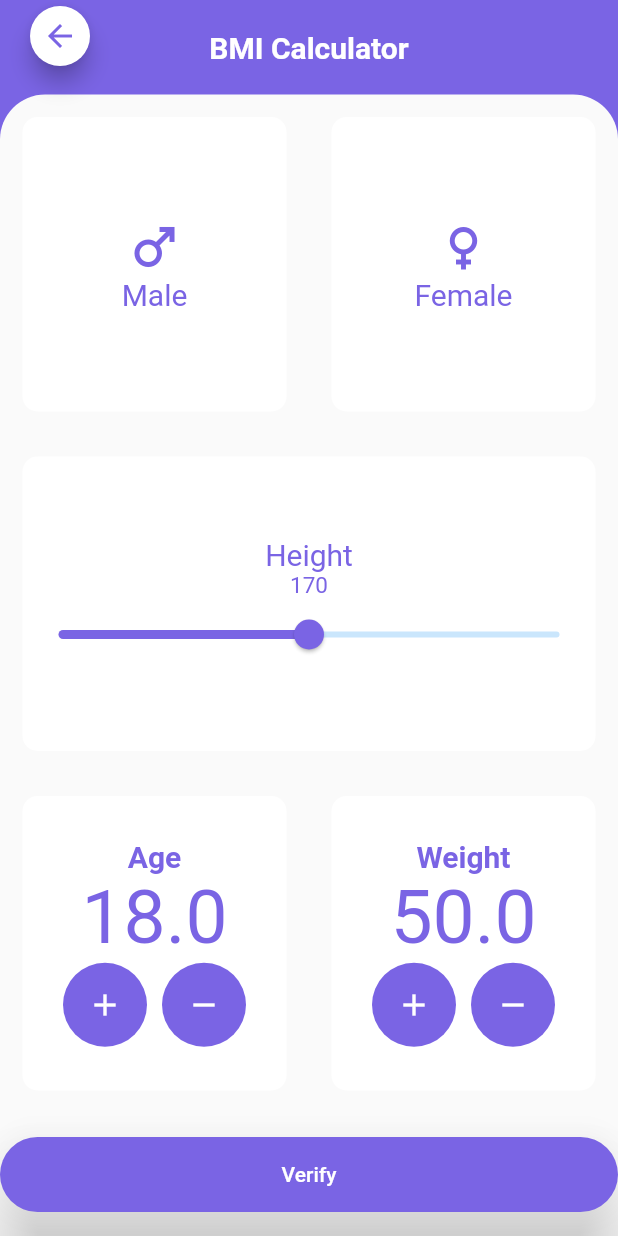
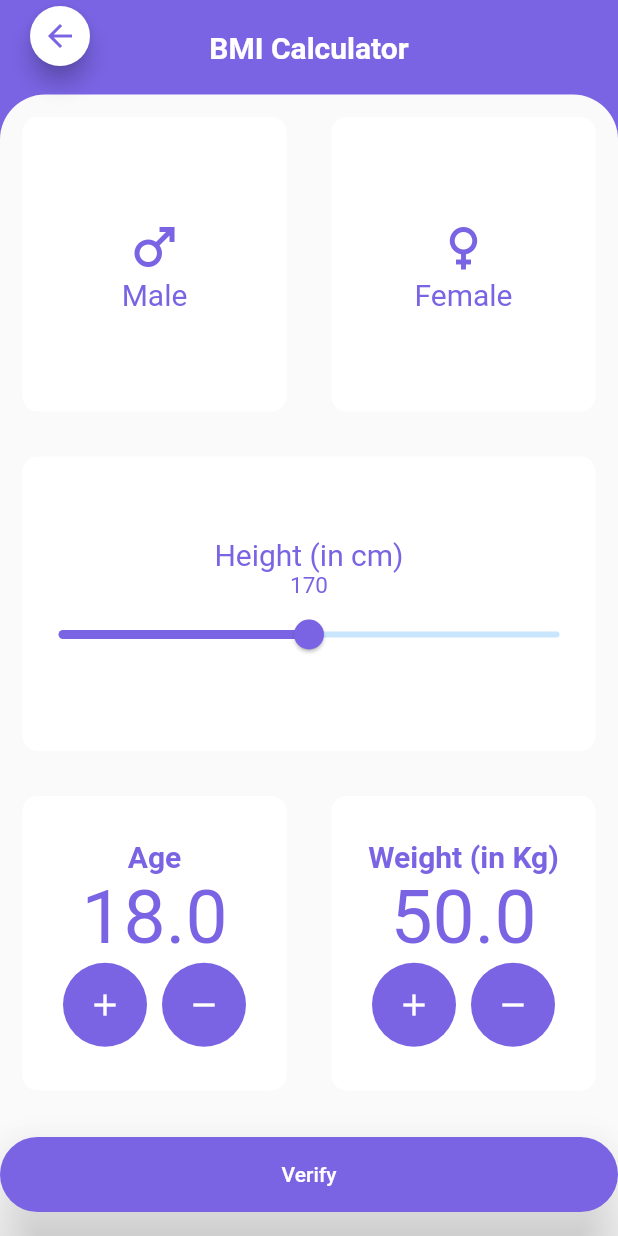
Before and after one commit to rks369/swastha_health_app, a Flutter app: the BMIReg screen opened directly, on a phone screen of 412 x 824 dp. Run offline on Flutter 3.47's test engine with Material 2 defaults, Android fonts, the phone set to English and light mode, and no system bars; our stand-ins replace assets_audio_player, cloud_firestore, firebase_auth, firebase_core, firebase_storage, fl_chart and 12 more; missing offline and left inert: flutter_background_service, flutter_background_service_android; accounts and stored records are empty.

```diff
--- a/lib/screens/authentication/bmi_reg.dart
+++ b/lib/screens/authentication/bmi_reg.dart
@@ -141,7 +141,7 @@ class _BMIReg extends State<BMIReg> {
                         mainAxisAlignment: MainAxisAlignment.center,
                         children: <Widget>[
                           const Text(
-                            "Height",
+                            "Height (in cm)",
                             style:
                                 TextStyle(fontSize: 20.0, color: kPrimaryColor),
                           ),
@@ -218,7 +218,7 @@ class _BMIReg extends State<BMIReg> {
                                 mainAxisAlignment: MainAxisAlignment.center,
                                 children: <Widget>[
                                   const Text(
-                                    "Weight",
+                                    "Weight (in Kg)",
                                     style: TextStyle(
                                         fontSize: 20.0,
                                         color: kPrimaryColor,
@@ -286,6 +286,7 @@ class _BMIReg extends State<BMIReg> {
                             colour: kPrimaryColor,
                             onPressed: () {
                               showProgressDialog(context);
+                              print("url is" + widget.profileURL.toString());
                               final auth = FirebaseAuth.instance.currentUser;
 
                               if (widget.name != null) {
--- a/lib/screens/authentication/register.dart
+++ b/lib/screens/authentication/register.dart
@@ -18,6 +18,7 @@ class Register extends StatelessWidget {
     GlobalKey<FormState> formKey = GlobalKey<FormState>();
     return Scaffold(
       body: SafeArea(
+        child: SingleChildScrollView(
           child: Padding(
             padding: const EdgeInsets.all(8.0),
             child: BlocConsumer<AuthCubit, Authstate>(
@@ -121,7 +122,8 @@ class Register extends StatelessWidget {
                           if (formKey.currentState!.validate()) {
                             showProgressDialog(context);
 
-                          BlocProvider.of<AuthCubit>(context).sendOTP(phonenum);
+                            BlocProvider.of<AuthCubit>(context)
+                                .sendOTP(phonenum);
                           }
                         }),
                   ],
@@ -130,6 +132,7 @@ class Register extends StatelessWidget {
             ),
           ),
         ),
+      ),
     );
   }
 }
```
Also changed, not shown: lib/screens/authentication/user_detail.dart (+7 -7 lines). Lines whose indentation alone changed are shown as unchanged.
